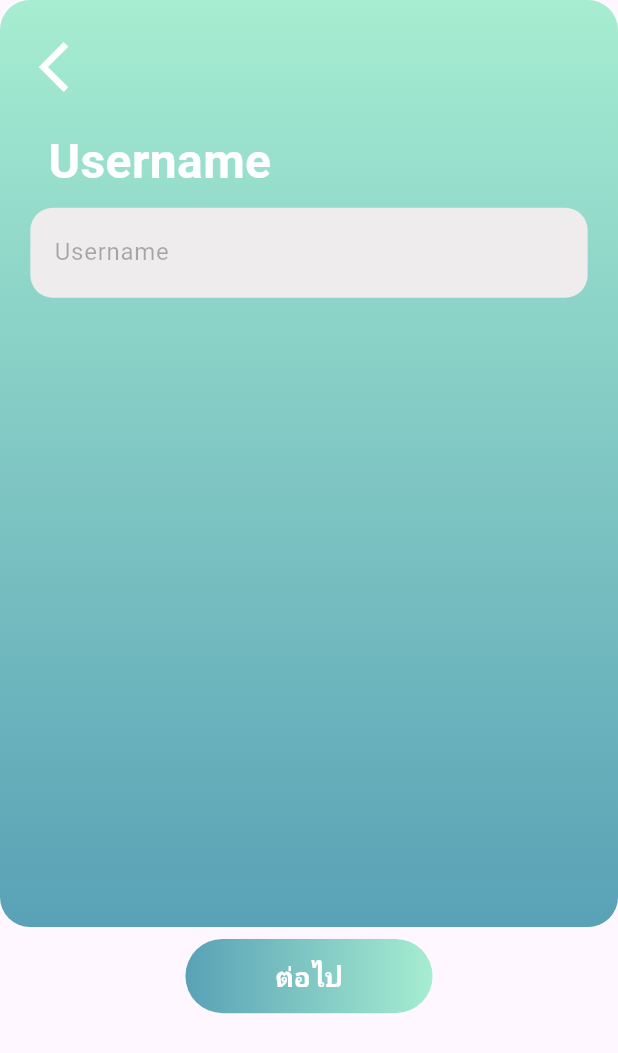
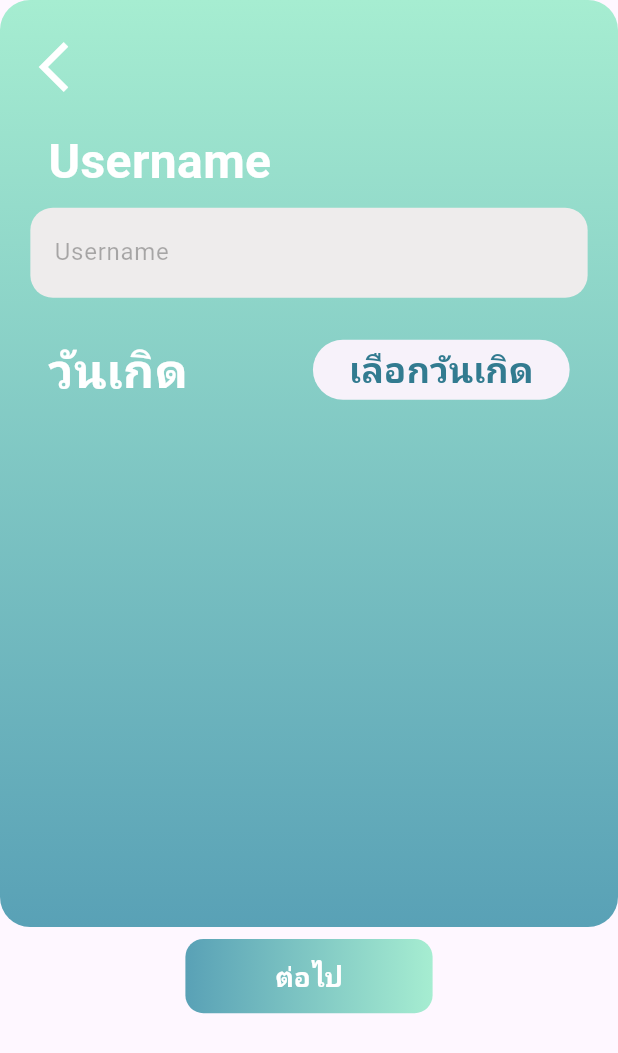
Before and after one commit to TaNuNian/workmai, a Flutter app: the CreateAccNess screen opened by its route, on a phone screen of 412 x 824 dp. Shown: the top 1053 px of the screen. Run offline on Flutter 3.47's test engine with Material 3 defaults, Android fonts, the phone set to English and light mode, and no system bars; our stand-ins replace cloud_firestore, firebase_auth, firebase_core, form_field_validator, google_fonts; accounts and stored records are empty; Roboto replaces fonts that are missing (Sarabun).

Commit message:
create_acc_ness.dart 2

```diff
--- a/lib/src/decor/continue_button.dart
+++ b/lib/src/decor/continue_button.dart
@@ -25,8 +25,7 @@ class _ContinueButtonState extends State<ContinueButton> {
         height: MediaQuery.sizeOf(context).height * 0.06,
         decoration: BoxDecoration(
           gradient: crossLinearGradient,
-          borderRadius: BorderRadius.circular(
-              (MediaQuery.sizeOf(context).height * 0.06) / 2),
+          borderRadius: BorderRadius.circular(12),
         ),
         child: ElevatedButton(
           onPressed: () {
@@ -34,9 +33,7 @@ class _ContinueButtonState extends State<ContinueButton> {
           },
           style: ElevatedButton.styleFrom(
             backgroundColor: Colors.transparent,
-            // Removes default button background color
             shadowColor: Colors.transparent,
-            // Removes shadow
           ),
           child: Container(
             alignment: Alignment.center,
@@ -45,7 +42,7 @@ class _ContinueButtonState extends State<ContinueButton> {
               style: GoogleFonts.sarabun(
                 color: Colors.white,
                 fontWeight: FontWeight.bold,
-                fontSize: 18
+                fontSize: 18,
               ),
             ),
           ),
--- a/lib/src/pre_pages/create_account_pages/create_acc_ness.dart
+++ b/lib/src/pre_pages/create_account_pages/create_acc_ness.dart
@@ -4,6 +4,7 @@ import 'package:workmai/src/custom_appbar/custom_appbar.dart';
 import 'package:workmai/src/decor/continue_button.dart';
 import 'package:workmai/src/decor/gradient_box.dart';
 import 'package:workmai/src/decor/padding.dart';
+import 'create_acc_wg/create_acc_birthday.dart';
 import 'create_acc_wg/create_acc_textbox.dart';
 
 class CreateAccNess extends StatefulWidget {
@@ -40,6 +41,7 @@ class _CreateAccNessState extends State<CreateAccNess> {
                             hint: 'Username',
                             type: 'Username',
                           ),
+                          CreateAccBirthday()
                         ],
                       ),
                     ),
--- /dev/null
+++ b/lib/src/pre_pages/create_account_pages/create_acc_wg/create_acc_birthday.dart
@@ -0,0 +1,26 @@
+import 'package:flutter/cupertino.dart';
+import 'package:flutter/material.dart';
+import 'package:google_fonts/google_fonts.dart';
+
+import 'create_acc_birthday_header.dart';
+
+class CreateAccBirthday extends StatefulWidget {
+  const CreateAccBirthday({super.key});
+
+  @override
+  _CreateAccBirthdayState createState() => _CreateAccBirthdayState();
+}
+
+class _CreateAccBirthdayState extends State<CreateAccBirthday> {
+  @override
+  Widget build(BuildContext context) {
+    return Padding(
+      padding: const EdgeInsets.all(12),
+      child: Column(
+        children: [
+          CreateAccBirthdayHeader(),
+        ],
+      ),
+    );
+  }
+}
--- /dev/null
+++ b/lib/src/pre_pages/create_account_pages/create_acc_wg/create_acc_birthday_header.dart
@@ -0,0 +1,39 @@
+import 'package:flutter/material.dart';
+import 'package:google_fonts/google_fonts.dart';
+
+class CreateAccBirthdayHeader extends StatelessWidget {
+  const CreateAccBirthdayHeader({super.key});
+
+  @override
+  Widget build(BuildContext context) {
+    return Padding(
+      padding: const EdgeInsets.only(left: 12, right: 12, bottom: 8),
+      child: Row(
+        mainAxisAlignment: MainAxisAlignment.spaceBetween,
+        children: [
+          Text(
+            'วันเกิด',
+            style: GoogleFonts.sarabun(
+                fontSize: 32,
+                fontWeight: FontWeight.bold,
+                color: const Color(0xffffffff)),
+          ),
+          ElevatedButton(
+            onPressed: () {},
+            style: ElevatedButton.styleFrom(
+              elevation: 0,
+
+            ),
+            child: Text(
+              'เลือกวันเกิด',
+              style: GoogleFonts.sarabun(
+                  fontSize: 24,
+                  fontWeight: FontWeight.bold,
+                  color: const Color(0xff327B90)),
+            ),
+          )
+        ],
+      ),
+    );
+  }
+}
```
Also changed, not shown: lib/generated/assets.dart.
